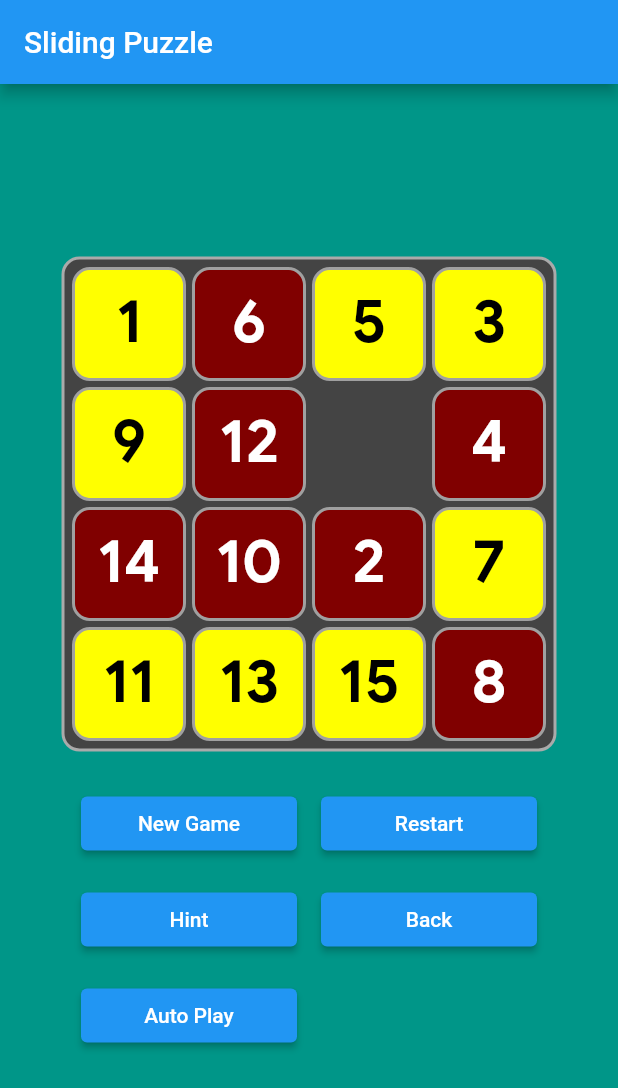
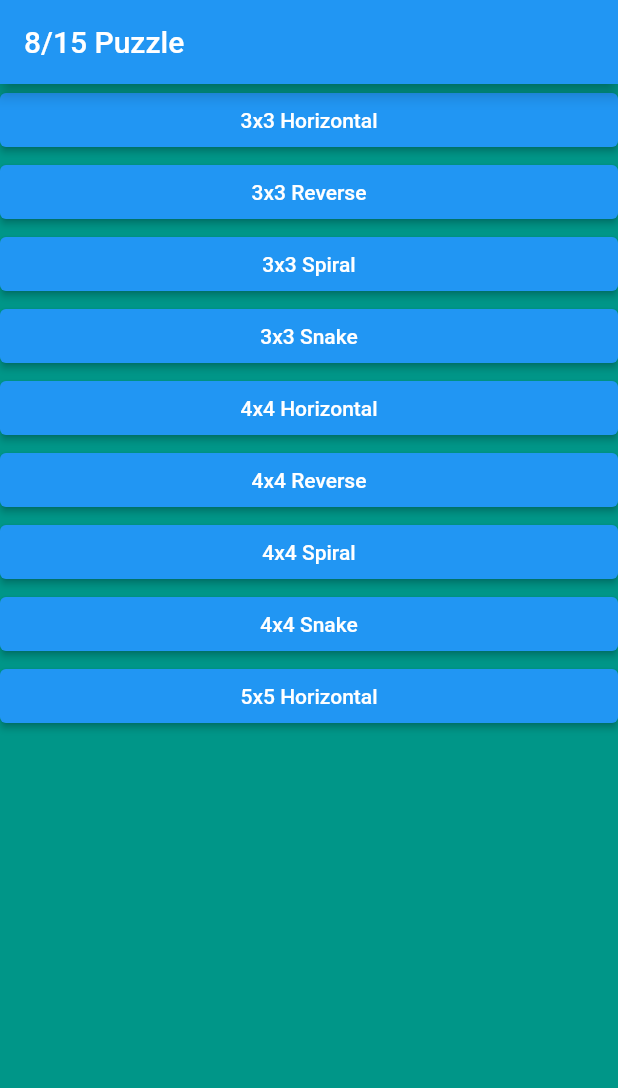
Before and after one commit to babaosoftware/slidepuzzle, a Flutter app: the screen it shows after launch, on a phone screen of 412 x 824 dp. Shown: the top 1088 px of the screen. Run offline on Flutter 3.47's test engine with Material 2 defaults, Android fonts, the phone set to English and light mode, and no system bars; our stand-ins replace flutter_bloc, google_fonts.

```diff
--- a/lib/main.dart
+++ b/lib/main.dart
@@ -8,6 +8,7 @@ import 'package:slidepuzzle/models/board.dart';
 import 'package:slidepuzzle/models/game.dart';
 import 'package:slidepuzzle/models/hint.dart';
 import 'package:slidepuzzle/models/targetboard.dart';
+import 'package:slidepuzzle/pages/startpage.dart';
 import 'package:slidepuzzle/sizes/tilesize.dart';
 import 'package:slidepuzzle/state/controlbloc.dart';
 import 'package:slidepuzzle/widgets/controlpanel.dart';
@@ -28,142 +29,7 @@ class MyApp extends StatelessWidget {
       theme: ThemeData(
         primarySwatch: Colors.blue,
       ),
-      home: const MyHomePage(title: 'Sliding Puzzle'),
+      home: const StartPage(),
     );
   }
 }
-
-class MyHomePage extends StatefulWidget {
-  const MyHomePage({Key? key, required this.title}) : super(key: key);
-  final String title;
-
-  @override
-  State<MyHomePage> createState() => _MyHomePageState();
-}
-
-class _MyHomePageState extends State<MyHomePage> {
-  late List<Board> _hintStack;
-  late Game _startGame;
-  late Game _game;
-  late Board _currentBoard;
-  late Board _prevBoard;
-  late Hint hint;
-
-  bool isAutoPlay = false;
-
-  void autoPlay() {
-    if (!isAutoPlay) return;
-    hint = _game.getBoardHint(_hintStack);
-    _game.moveValue(hint.value);
-    if (!_game.checkGameSolved()) {
-      Timer(const Duration(milliseconds: 500), () {
-        autoPlay();
-      });
-    } else {
-      autoPlayCubit.flip();
-    }
-    Timer(const Duration(milliseconds: 10), () {
-      setState(() {
-        _prevBoard = Board.copy(_currentBoard);
-        _currentBoard = Board.copy(_game.getGameBoard());
-      });
-    });
-  }
-
-  void newGame() {
-    setState(() {
-      _hintStack = [];
-      _game = Game(BoardType.snake, 4);
-      _startGame = Game.copy(_game);
-      _currentBoard = Board.copy(_game.getGameBoard());
-      _prevBoard = Board.copy(_game.getGameBoard());
-    });
-  }
-
-  void restartGame() {
-    setState(() {
-      _hintStack = [];
-      _game = Game.copy(_startGame);
-      _currentBoard = Board.copy(_game.getGameBoard());
-      _prevBoard = Board.copy(_game.getGameBoard());
-    });
-  }
-
-  void moveTile(int value) {
-    if (value == -1) return;
-    _game.moveValue(value);
-    Timer(const Duration(milliseconds: 10), () {
-      setState(() {
-        _hintStack = [];
-        _prevBoard = Board.copy(_currentBoard);
-        _currentBoard = Board.copy(_game.getGameBoard());
-      });
-    });
-    if (_game.checkGameSolved()) {}
-  }
-
-  @override
-  void initState() {
-    super.initState();
-    newGame();
-  }
-
-  @override
-  Widget build(BuildContext context) {
-    final smallScreen = MediaQuery.of(context).size.width <= PuzzleBreakpoints.small;
-
-    return Scaffold(
-        backgroundColor: PuzzleColors.gameBack,
-        appBar: AppBar(
-          title: Text(widget.title),
-        ),
-        body: MultiBlocProvider(
-          providers: [
-            BlocProvider(create: (context) => autoPlayCubit),
-            BlocProvider(create: (context) => newGameCubit),
-            BlocProvider(create: (context) => restartGameCubit),
-            BlocProvider(create: (context) => tileClickCubit),
-          ],
-          child: MultiBlocListener(
-              listeners: [
-                BlocListener<AutoPlayCubit, bool>(listener: (context, state) {
-                  isAutoPlay = state;
-                  if (state) autoPlay();
-                }),
-                BlocListener<NewGameCubit, bool>(listener: (context, state) {
-                  newGame();
-                }),
-                BlocListener<RestartGameCubit, bool>(listener: (context, state) {
-                  restartGame();
-                }),
-                BlocListener<TileClickCubit, int>(listener: (context, state) {
-                  moveTile(state);
-                }),
-              ],
-              child: Center(
-                child: smallScreen
-                    ? Column(mainAxisSize: MainAxisSize.min, mainAxisAlignment: MainAxisAlignment.center, children: buildWidgets())
-                    : Row(mainAxisSize: MainAxisSize.min, mainAxisAlignment: MainAxisAlignment.center, children: buildWidgets()),
-              )),
-        ));
-  }
-
-  List<Widget> buildWidgets() {
-    final smallScreen = MediaQuery.of(context).size.width <= PuzzleBreakpoints.small;
-    return [
-      TileBoard(
-        _currentBoard,
-        _prevBoard,
-      ),
-      smallScreen
-          ? Padding(
-              padding: const EdgeInsets.only(top: 16.0),
-              child: SizedBox(width: TileSizes.tileSize * _game.gameSize, child: const ControlPanel()),
-            )
-          : Padding(
-              padding: const EdgeInsets.only(left: 16.0),
-              child: SizedBox(width: TileSizes.tileSize * _game.gameSize, child: const ControlPanel()),
-            )
-    ];
-  }
-}
--- /dev/null
+++ b/lib/pages/startpage.dart
@@ -0,0 +1,74 @@
+import 'dart:async';
+
+import 'package:flutter/material.dart';
+import 'package:slidepuzzle/colors/colors.dart';
+import 'package:slidepuzzle/models/targetboard.dart';
+import 'package:slidepuzzle/pages/gamepage.dart';
+
+class StartPage extends StatefulWidget {
+  const StartPage({Key? key}) : super(key: key);
+
+  @override
+  State<StartPage> createState() => _StartPageState();
+}
+
+class _StartPageState extends State<StartPage> {
+
+  @override
+  Widget build(BuildContext context) {
+    // final smallScreen = MediaQuery.of(context).size.width <= PuzzleBreakpoints.small;
+
+    return Scaffold(
+        backgroundColor: PuzzleColors.gameBack,
+        appBar: AppBar(
+          title: const Text("8/15 Puzzle"),
+        ),
+        body: ListView(children: [
+          ElevatedButton(onPressed: (){
+            Navigator.push(
+              context,
+              MaterialPageRoute(builder: (context) => const GamePage(title: "3x3 Horizontal", boardType: BoardType.basic, boardSize: 3)));
+          }, child: const Text("3x3 Horizontal")),
+          ElevatedButton(onPressed: (){
+            Navigator.push(
+              context,
+              MaterialPageRoute(builder: (context) => const GamePage(title: "3x3 Reverse", boardType: BoardType.reverse, boardSize: 3)));
+          }, child: const Text("3x3 Reverse")),
+          ElevatedButton(onPressed: (){
+            Navigator.push(
+              context,
+              MaterialPageRoute(builder: (context) => const GamePage(title: "3x3 Spiral", boardType: BoardType.spiral, boardSize: 3)));
+          }, child: const Text("3x3 Spiral")),
+          ElevatedButton(onPressed: (){
+            Navigator.push(
+              context,
+              MaterialPageRoute(builder: (context) => const GamePage(title: "3x3 Snake", boardType: BoardType.reverse, boardSize: 3)));
+          }, child: const Text("3x3 Snake")),
+          ElevatedButton(onPressed: (){
+            Navigator.push(
+              context,
+              MaterialPageRoute(builder: (context) => const GamePage(title: "4x4 Horizontal", boardType: BoardType.basic, boardSize: 4)));
+          }, child: const Text("4x4 Horizontal")),
+          ElevatedButton(onPressed: (){
+            Navigator.push(
+              context,
+              MaterialPageRoute(builder: (context) => const GamePage(title: "4x4 Reverse", boardType: BoardType.reverse, boardSize: 4)));
+          }, child: const Text("4x4 Reverse")),
+          ElevatedButton(onPressed: (){
+            Navigator.push(
+              context,
+              MaterialPageRoute(builder: (context) => const GamePage(title: "4x4 Spiral", boardType: BoardType.spiral, boardSize: 4)));
+          }, child: const Text("4x4 Spiral")),
+          ElevatedButton(onPressed: (){
+            Navigator.push(
+              context,
+              MaterialPageRoute(builder: (context) => const GamePage(title: "4x4 Snake", boardType: BoardType.reverse, boardSize: 4)));
+          }, child: const Text("4x4 Snake")),
+          ElevatedButton(onPressed: (){
+            Navigator.push(
+              context,
+              MaterialPageRoute(builder: (context) => const GamePage(title: "5x5 Horizontal", boardType: BoardType.basic, boardSize: 5)));
+          }, child: const Text("5x5 Horizontal")),
+        ],));
+  }
+}
--- a/lib/widgets/tile.dart
+++ b/lib/widgets/tile.dart
@@ -1,4 +1,5 @@
 import 'package:flutter/material.dart';
+import 'package:flutter_bloc/flutter_bloc.dart';
 import 'package:slidepuzzle/colors/colors.dart';
 import 'package:slidepuzzle/sizes/tilesize.dart';
 import 'package:slidepuzzle/state/controlbloc.dart';
@@ -12,6 +13,7 @@ class Tile extends StatelessWidget {
 
   @override
   Widget build(BuildContext context) {
+    return BlocBuilder<TileClickCubit, int>(builder: (context, state) {
       return SizedBox(
         width: TileSizes.tileSize,
         height: TileSizes.tileSize,
@@ -51,12 +53,13 @@ class Tile extends StatelessWidget {
               onPressed: isEmpty
                   ? null
                   : () {
-                    tileClickCubit.tileClick(value);
+                      context.read<TileClickCubit>().tileClick(value);
                     },
               child: Text(isEmpty ? '' : value.toString()),
             ),
           ),
         ),
       );
+    });
   }
 }
```
Also changed, not shown: lib/models/targetboard.dart (+26 -0 lines), lib/pages/gamepage.dart (added, +182 -0 lines), lib/state/controlbloc.dart (+11 -7 lines), lib/widgets/controlpanel.dart (+13 -2 lines). Lines whose indentation alone changed are shown as unchanged.
